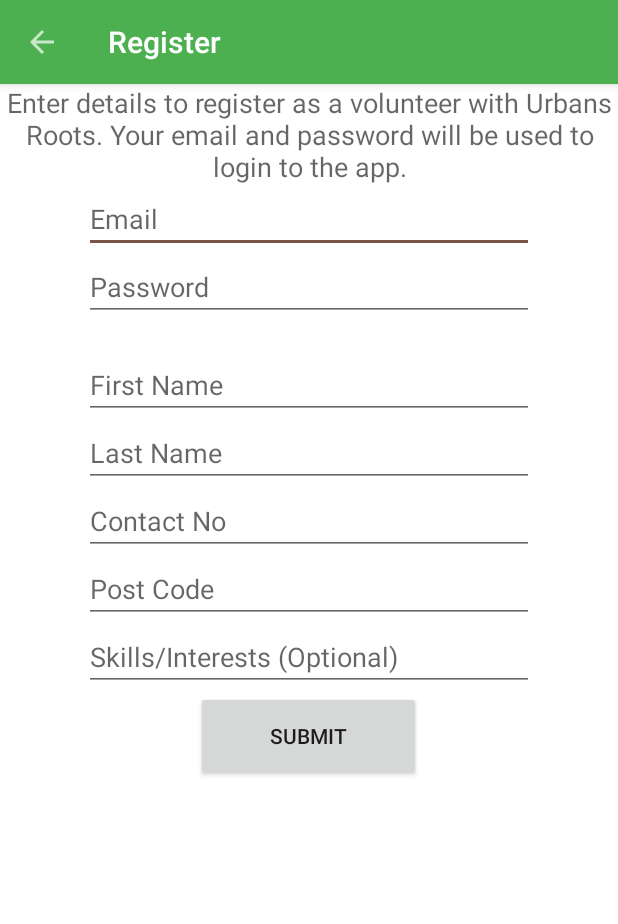
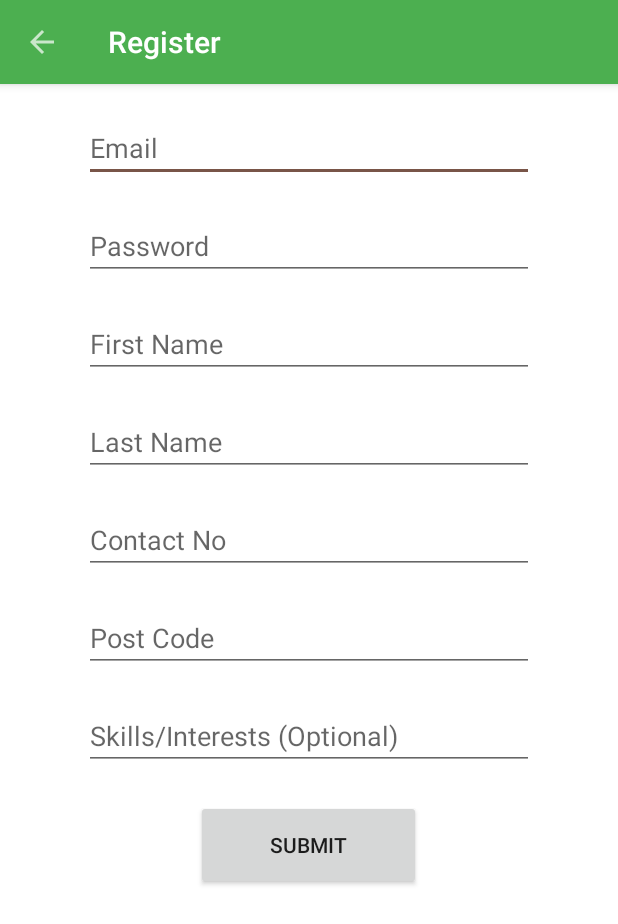
Before and after one commit to Glasgow2015/team-2, an Android app: the SignUpActivity screen opened directly, with no data from a screen before it, on a phone screen of 412 x 824 dp. Shown: the top 924 px of the screen. Run offline under Robolectric (Android 15) with nearby library versions, the phone set to English and light mode, and no system bars.

Commit message:
adjusted sign up layout

```diff
--- a/mobileapp/app/src/main/java/uk/org/urbanroots/activities/SignUpActivity.java
+++ b/mobileapp/app/src/main/java/uk/org/urbanroots/activities/SignUpActivity.java
@@ -5,6 +5,7 @@ import android.nfc.Tag;
 import android.support.v7.app.AppCompatActivity;
 import android.os.Bundle;
 import android.util.Log;
+import android.view.Gravity;
 import android.view.View;
 import android.widget.EditText;
 import android.widget.Toast;
@@ -68,7 +69,7 @@ public class SignUpActivity extends AppCompatActivity {
                 lname.isEmpty() ||
                 contact.isEmpty() ||
                 location.isEmpty())
-        Toast.makeText(getApplicationContext(), "Data missing", Toast.LENGTH_LONG).show();
+        Toast.makeText(getApplicationContext(),"Data missing", Toast.LENGTH_LONG).show();
         else {
             // Send data to server here
             Toast.makeText(getApplicationContext(), "Registration Successfull", Toast.LENGTH_LONG).show();
--- a/mobileapp/app/src/main/res/layout/activity_sign_up.xml
+++ b/mobileapp/app/src/main/res/layout/activity_sign_up.xml
@@ -8,15 +8,7 @@
         android:id="@+id/app_bar"
         layout="@layout/app_bar" />
 
-    <TextView
-        android:layout_width="wrap_content"
-        android:layout_height="wrap_content"
-        android:textAppearance="?android:attr/textAppearanceMedium"
-        android:text="@string/signup_toptext"
-        android:layout_centerHorizontal="true"
-        android:gravity="center"
-        android:id="@+id/textView_header"
-        android:layout_below="@+id/app_bar" />
+
 
     <EditText
         android:layout_width="wrap_content"
@@ -24,7 +16,8 @@
         android:id="@+id/et_email"
         android:hint="@string/signup_email"
         android:width="300dp"
-        android:layout_below="@+id/textView_header"
+        android:layout_marginTop="20dp"
+        android:layout_below="@+id/app_bar"
         android:layout_centerHorizontal="true"
         android:inputType="textEmailAddress" />
 
@@ -33,6 +26,7 @@
         android:layout_height="wrap_content"
         android:inputType="textPassword"
         android:width="300dp"
+        android:layout_marginTop="20dp"
         android:id="@+id/et_password"
         android:hint="@string/signup_password"
         android:layout_below="@+id/et_email"
@@ -56,6 +50,7 @@
         android:id="@+id/et_lname"
         android:hint="@string/signup_lname"
         android:width="300dp"
+        android:layout_marginTop="20dp"
         android:layout_below="@+id/et_fname"
         android:layout_alignLeft="@+id/et_fname"
         android:layout_alignStart="@+id/et_fname" />
@@ -68,6 +63,7 @@
         android:id="@+id/et_phone"
         android:hint="@string/signup_phone"
         android:width="300dp"
+        android:layout_marginTop="20dp"
         android:layout_below="@+id/et_lname"
         android:layout_alignLeft="@+id/et_lname"
         android:layout_alignStart="@+id/et_lname"
@@ -79,6 +75,7 @@
         android:id="@+id/et_location"
         android:hint="@string/signup_location"
         android:width="300dp"
+        android:layout_marginTop="20dp"
         android:layout_below="@+id/et_phone"
         android:layout_alignLeft="@+id/et_phone"
         android:layout_alignStart="@+id/et_phone" />
@@ -89,6 +86,7 @@
         android:id="@+id/et_skills"
         android:hint="@string/signup_skills"
         android:width="300dp"
+        android:layout_marginTop="20dp"
         android:layout_below="@+id/et_location"
         android:layout_alignLeft="@+id/et_location"
         android:layout_alignStart="@+id/et_location" />
@@ -97,6 +95,7 @@
         android:layout_width="150dp"
         android:layout_height="60dp"
         android:text="Submit"
+        android:layout_marginTop="20dp"
         android:id="@+id/b_submit"
         android:layout_centerVertical="true"
         android:layout_centerHorizontal="true"
```
